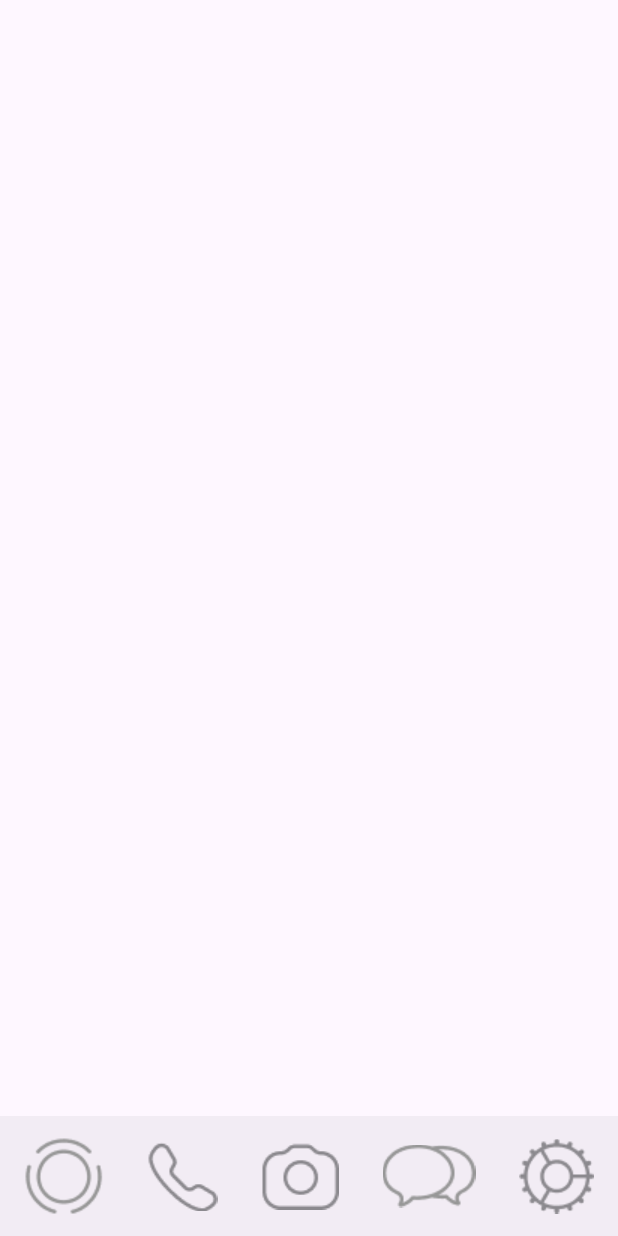
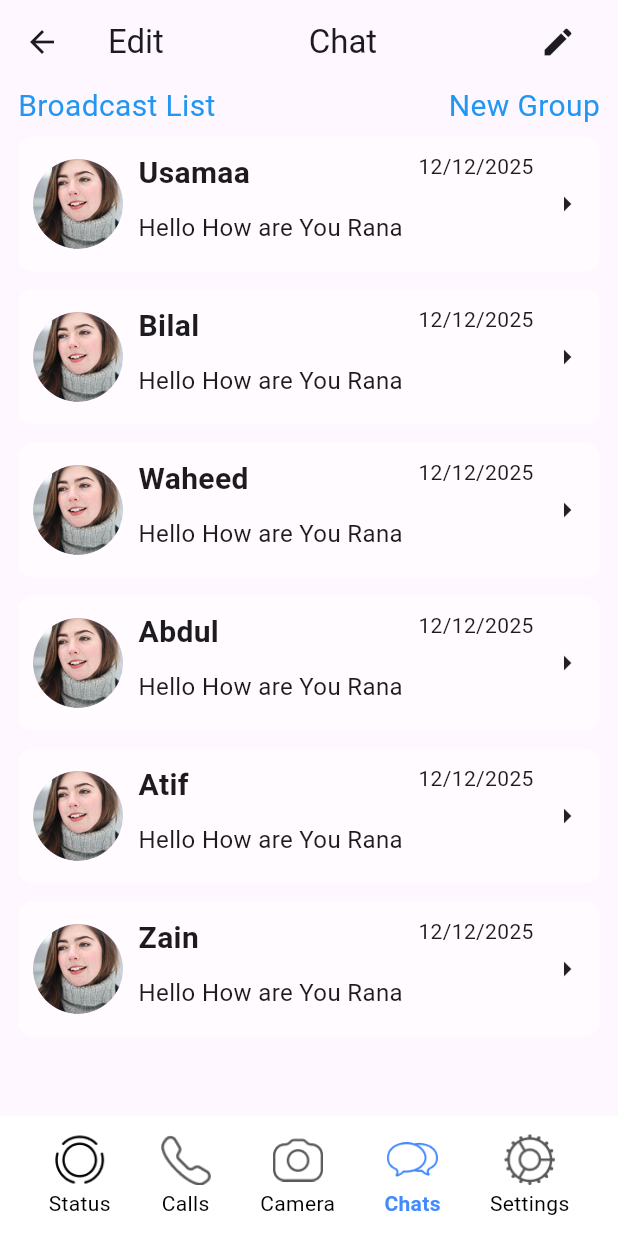
Before and after one commit to wahab499/whatsapp_ui, a Flutter app: the screen it shows after launch, after a tap on "Done", on a phone screen of 412 x 824 dp. Run offline on Flutter 3.47's test engine with Material 3 defaults, Android fonts, the phone set to English and light mode, and no system bars.

Commit message:
chat screen complete with model

```diff
--- /dev/null
+++ b/lib/btmnavbar.dart
@@ -0,0 +1,97 @@
+import 'package:flutter/material.dart';
+import 'package:whatsapp_ui/calls.dart';
+import 'package:whatsapp_ui/camera.dart';
+import 'package:whatsapp_ui/chatscreen.dart';
+import 'package:whatsapp_ui/setting.dart';
+import 'package:whatsapp_ui/status.dart';
+
+class Btmnavbar extends StatefulWidget {
+  final int index;
+  const Btmnavbar({super.key, required this.index});
+
+  @override
+  State<Btmnavbar> createState() => _ChatscreenState();
+}
+
+class _ChatscreenState extends State<Btmnavbar> {
+  int selectedindex = 0;
+
+  @override
+  void initState() {
+    super.initState();
+    selectedindex = widget.index;
+  }
+
+  final List<Widget> _pages = [
+    Status(),
+    Calls(),
+    Camera(),
+    ChatScreen(),
+    Setting(),
+  ];
+
+  void _onItemTapped(int index) {
+    setState(() {
+      selectedindex = index;
+    });
+  }
+
+  @override
+  Widget build(BuildContext context) {
+    return Scaffold(
+      body: IndexedStack(index: selectedindex, children: _pages),
+      bottomNavigationBar: SafeArea(
+        bottom: false,
+        child: BottomAppBar(
+          color: Colors.white,
+          child: Padding(
+            padding: const EdgeInsets.symmetric(vertical: 0.0),
+            child: Row(
+              mainAxisAlignment: MainAxisAlignment.spaceAround,
+              children: [
+                _buildNavItem('assets/icons/satu.png', 'Status', 0),
+                _buildNavItem('assets/icons/cal.png', 'Calls', 1),
+                _buildNavItem('assets/icons/cam.png', 'Camera', 2),
+                _buildNavItem('assets/icons/cha.png', 'Chats', 3),
+                _buildNavItem('assets/icons/sett.png', 'Settings', 4),
+              ],
+            ),
+          ),
+        ),
+      ),
+    );
+  }
+
+  Widget _buildNavItem(String iconPath, String label, int index) {
+    bool isSelected = selectedindex == index;
+
+    return GestureDetector(
+      onTap: () => _onItemTapped(index),
+      child: Column(
+        mainAxisSize: MainAxisSize.min,
+        children: [
+          SizedBox(
+            height: 34,
+            width: 34,
+            child: ColorFiltered(
+              colorFilter: ColorFilter.mode(
+                isSelected ? Colors.blueAccent : Colors.black,
+                BlendMode.srcIn,
+              ),
+              child: Image.asset(iconPath),
+            ),
+          ),
+          const SizedBox(height: 2),
+          Text(
+            label,
+            style: TextStyle(
+              fontSize: 14,
+              color: isSelected ? Colors.blueAccent : Colors.black,
+              fontWeight: isSelected ? FontWeight.bold : FontWeight.normal,
+            ),
+          ),
+        ],
+      ),
+    );
+  }
+}
--- /dev/null
+++ b/lib/calls.dart
@@ -0,0 +1,10 @@
+import 'package:flutter/material.dart';
+
+class Calls extends StatelessWidget {
+  const Calls({super.key});
+
+  @override
+  Widget build(BuildContext context) {
+    return Scaffold(body: Center(child: Text('Calls')));
+  }
+}
--- /dev/null
+++ b/lib/camera.dart
@@ -0,0 +1,10 @@
+import 'package:flutter/material.dart';
+
+class Camera extends StatelessWidget {
+  const Camera({super.key});
+
+  @override
+  Widget build(BuildContext context) {
+    return Scaffold(body: Center(child: Text('Camera')));
+  }
+}
--- a/lib/chatscreen.dart
+++ b/lib/chatscreen.dart
@@ -1,34 +1,101 @@
+import 'dart:io';
 import 'package:flutter/material.dart';
+import 'package:whatsapp_ui/models/chatsdate.dart';
 
-class Chatscreen extends StatelessWidget {
-  const Chatscreen({super.key});
+class ChatScreen extends StatefulWidget {
+  const ChatScreen({super.key});
+
+  @override
+  State<ChatScreen> createState() => _ChatScreenState();
+}
+
+class _ChatScreenState extends State<ChatScreen> {
+  List<ChatData> chatdata = [
+    ChatData(
+      name: 'Usamaa',
+      message: 'Hello How are You Rana',
+      data: '12/12/2025',
+      image: Image(image: AssetImage('assets/images/Oval.png')),
+    ),
+    ChatData(
+      name: 'Bilal',
+      message: 'Hello How are You Rana',
+      data: '12/12/2025',
+      image: Image(image: AssetImage('assets/images/Oval.png')),
+    ),
+    ChatData(
+      name: 'Waheed',
+      message: 'Hello How are You Rana',
+      data: '12/12/2025',
+      image: Image(image: AssetImage('assets/images/Oval.png')),
+    ),
+    ChatData(
+      name: 'Abdul',
+      message: 'Hello How are You Rana',
+      data: '12/12/2025',
+      image: Image(image: AssetImage('assets/images/Oval.png')),
+    ),
+    ChatData(
+      name: 'Atif',
+      message: 'Hello How are You Rana',
+      data: '12/12/2025',
+      image: Image(image: AssetImage('assets/images/Oval.png')),
+    ),
+    ChatData(
+      name: 'Zain',
+      message: 'Hello How are You Rana',
+      data: '12/12/2025',
+      image: Image(image: AssetImage('assets/images/Oval.png')),
+    ),
+  ];
 
   @override
   Widget build(BuildContext context) {
     return Scaffold(
-      bottomNavigationBar: BottomAppBar(
-        child: Row(
+      appBar: AppBar(
+        title: Row(
           mainAxisAlignment: MainAxisAlignment.spaceBetween,
           children: [
-            GestureDetector(
-              child: Image.asset('assets/icons/satu.png'),
-              onTap: () {},
+            Text('Edit'),
+            Text('Chat'),
+            IconButton(onPressed: () {}, icon: Icon(Icons.edit)),
+          ],
+        ),
+      ),
+      body: SafeArea(
+        minimum: EdgeInsets.symmetric(horizontal: 12),
+
+        child: Column(
+          children: [
+            Row(
+              mainAxisAlignment: MainAxisAlignment.spaceBetween,
+              children: [
+                Text(
+                  'Broadcast List',
+                  style: TextStyle(color: Colors.blue, fontSize: 20),
+                ),
+                Text(
+                  'New Group',
+                  style: TextStyle(color: Colors.blue, fontSize: 20),
+                ),
+              ],
             ),
-            GestureDetector(
-              child: Image.asset('assets/icons/cal.png'),
-              onTap: () {},
-            ),
-            GestureDetector(
-              child: Image.asset('assets/icons/cam.png'),
-              onTap: () {},
-            ),
-            GestureDetector(
-              child: Image.asset('assets/icons/cha.png'),
-              onTap: () {},
-            ),
-            GestureDetector(
-              child: Image.asset('assets/icons/sett.png'),
-              onTap: () {},
+            Expanded(
+              child: ListView.builder(
+                itemCount: chatdata.length,
+                itemBuilder: (context, index) {
+                  final chat = chatdata[index];
+                  return Padding(
+                    padding: const EdgeInsets.symmetric(vertical: 6),
+                    child: chatcard(
+                      chat.name,
+                      chat.message,
+                      chat.data,
+                      chat.image,
+                    ),
+                  );
+                },
+              ),
             ),
           ],
         ),
@@ -36,3 +103,39 @@ class Chatscreen extends StatelessWidget {
     );
   }
 }
+
+Widget chatcard(String name, String message, String date, Image image) {
+  return Container(
+    padding: EdgeInsets.all(10),
+    height: 90,
+    width: 390,
+
+    decoration: BoxDecoration(
+      color: Colors.white54,
+      borderRadius: BorderRadius.circular(10),
+    ),
+    child: Row(
+      mainAxisAlignment: MainAxisAlignment.spaceBetween,
+      children: [
+        CircleAvatar(radius: 30, backgroundImage: image.image),
+        Column(
+          mainAxisAlignment: MainAxisAlignment.start,
+          crossAxisAlignment: CrossAxisAlignment.start,
+          children: [
+            Text(
+              name,
+              style: TextStyle(fontSize: 20, fontWeight: FontWeight.w600),
+            ),
+            SizedBox(height: 10),
+            Text(message, style: TextStyle(fontSize: 16)),
+          ],
+        ),
+        Column(
+          mainAxisAlignment: MainAxisAlignment.start,
+          children: [Text(date)],
+        ),
+        Icon(Icons.arrow_right),
+      ],
+    ),
+  );
+}
--- a/lib/main.dart
+++ b/lib/main.dart
@@ -1,6 +1,7 @@
 import 'package:flutter/material.dart';
 import 'package:flutter/services.dart';
-import 'package:whatsapp_ui/chatscreen.dart';
+import 'package:whatsapp_ui/camera.dart';
+import 'package:whatsapp_ui/btmnavbar.dart';
 
 void main() {
   runApp(const MyApp());
@@ -13,7 +14,7 @@ class MyApp extends StatelessWidget {
   @override
   Widget build(BuildContext context) {
     return MaterialApp(
-      routes: {'/chat': (context) => Chatscreen()},
+      routes: {'/btmnavbar': (context) => Btmnavbar(index: 3)},
       debugShowCheckedModeBanner: false,
       title: 'Flutter Demo',
       theme: ThemeData(
@@ -44,7 +45,7 @@ class MyHomePage extends StatelessWidget {
             GestureDetector(
               child: Text('Done', style: TextStyle(color: Colors.grey)),
               onTap: () {
-                Navigator.pushNamed(context, '/chat');
+                Navigator.pushNamed(context, '/btmnavbar');
               },
             ),
           ],
--- /dev/null
+++ b/lib/models/chatsdate.dart
@@ -0,0 +1,15 @@
+import 'package:flutter/material.dart';
+
+class ChatData {
+  String name;
+  String message;
+  String data;
+  Image image;
+
+  ChatData({
+    required this.name,
+    required this.message,
+    required this.data,
+    required this.image,
+  });
+}
--- /dev/null
+++ b/lib/setting.dart
@@ -0,0 +1,19 @@
+import 'package:flutter/material.dart';
+
+class Setting extends StatelessWidget {
+  const Setting({super.key});
+
+  @override
+  Widget build(BuildContext context) {
+    return Scaffold(
+      body: Center(
+        child: Divider(
+          thickness: 0.5,
+          color: Colors.black,
+          indent: 80,
+          endIndent: 40,
+        ),
+      ),
+    );
+  }
+}
--- /dev/null
+++ b/lib/status.dart
@@ -0,0 +1,10 @@
+import 'package:flutter/material.dart';
+
+class Status extends StatelessWidget {
+  const Status({super.key});
+
+  @override
+  Widget build(BuildContext context) {
+    return Scaffold(body: Center(child: Text('Status')));
+  }
+}
--- a/pubspec.yaml
+++ b/pubspec.yaml
@@ -34,6 +34,7 @@ dependencies:
   # The following adds the Cupertino Icons font to your application.
   # Use with the CupertinoIcons class for iOS style icons.
   cupertino_icons: ^1.0.8
+  modal_bottom_sheet: ^3.0.0
 
 dev_dependencies:
   flutter_test:
@@ -60,6 +61,7 @@ flutter:
   # To add assets to your application, add an assets section, like this:
   assets:
     - assets/icons/
+    - assets/images/
 
   # An image asset can refer to one or more resolution-specific "variants", see
   # https://flutter.dev/to/resolution-aware-images
```
Also changed, not shown: assets/images/Oval.png (added), pubspec.lock.
